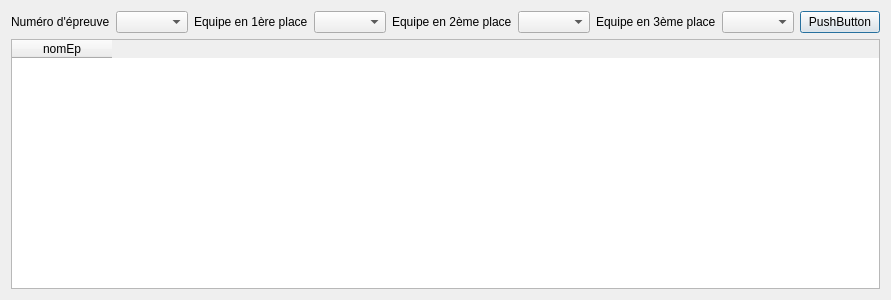
The window that gui/update_resultats_equipes.ui (pH0xe/L3-Info-Projet-CEBD) describes before a commit, drawn with Qt 5.
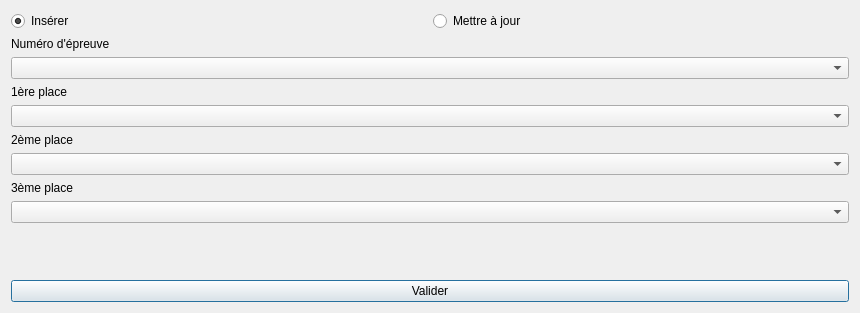
The same window after the commit.

Commit message: Partie 3.2 qui marche

```diff
--- a/gui/update_resultats_equipes.ui
+++ b/gui/update_resultats_equipes.ui
@@ -6,8 +6,8 @@
    <rect>
     <x>0</x>
     <y>0</y>
-    <width>815</width>
-    <height>300</height>
+    <width>860</width>
+    <height>313</height>
    </rect>
   </property>
   <property name="windowTitle">
@@ -17,6 +17,27 @@
    <item>
     <layout class="QHBoxLayout" name="horizontalLayout">
      <item>
+      <widget class="QRadioButton" name="radioInsert">
+       <property name="text">
+        <string>Insérer</string>
+       </property>
+       <property name="checked">
+        <bool>true</bool>
+       </property>
+      </widget>
+     </item>
+     <item>
+      <widget class="QRadioButton" name="radioUpdate">
+       <property name="text">
+        <string>Mettre à jour</string>
+       </property>
+      </widget>
+     </item>
+    </layout>
+   </item>
+   <item>
+    <layout class="QVBoxLayout" name="verticalLayout_2">
+     <item>
       <widget class="QLabel" name="label_noEp">
        <property name="text">
         <string>Numéro d'épreuve</string>
@@ -29,51 +50,77 @@
      <item>
       <widget class="QLabel" name="label_1ere_place">
        <property name="text">
-        <string>Equipe en 1ère place</string>
+        <string>1ère place</string>
        </property>
       </widget>
      </item>
      <item>
-      <widget class="QComboBox" name="comboBox_1ere_place"/>
+      <widget class="QComboBox" name="comboBox_1ere_place">
+       <property name="enabled">
+        <bool>true</bool>
+       </property>
+      </widget>
      </item>
      <item>
       <widget class="QLabel" name="label_2eme_place">
        <property name="text">
-        <string>Equipe en 2ème place</string>
+        <string>2ème place</string>
        </property>
       </widget>
      </item>
      <item>
-      <widget class="QComboBox" name="comboBox_2eme_place"/>
+      <widget class="QComboBox" name="comboBox_2eme_place">
+       <property name="enabled">
+        <bool>true</bool>
+       </property>
+      </widget>
      </item>
      <item>
       <widget class="QLabel" name="label_3eme_place">
        <property name="text">
-        <string>Equipe en 3ème place</string>
+        <string>3ème place</string>
        </property>
       </widget>
      </item>
      <item>
-      <widget class="QComboBox" name="comboBox_3eme_place"/>
+      <widget class="QComboBox" name="comboBox_3eme_place">
+       <property name="enabled">
+        <bool>true</bool>
+       </property>
+      </widget>
+     </item>
+     <item>
+      <spacer name="verticalSpacer">
+       <property name="orientation">
+        <enum>Qt::Vertical</enum>
+       </property>
+       <property name="sizeHint" stdset="0">
+        <size>
+         <width>20</width>
+         <height>10</height>
+        </size>
+       </property>
+      </spacer>
+     </item>
+     <item>
+      <widget class="QLabel" name="label_Error">
+       <property name="text">
+        <string/>
+       </property>
+       <property name="alignment">
+        <set>Qt::AlignCenter</set>
+       </property>
+      </widget>
      </item>
      <item>
       <widget class="QPushButton" name="Bouton_Validation">
        <property name="text">
-        <string>PushButton</string>
+        <string>Valider</string>
        </property>
       </widget>
      </item>
     </layout>
    </item>
-   <item>
-    <widget class="QTableWidget" name="tableWidget">
-     <column>
-      <property name="text">
-       <string>nomEp</string>
-      </property>
-     </column>
-    </widget>
-   </item>
   </layout>
  </widget>
  <resources/>
```
Left out of the diff: 92 changed lines with no effect on the pictures. The commit also changes 1 other file.
